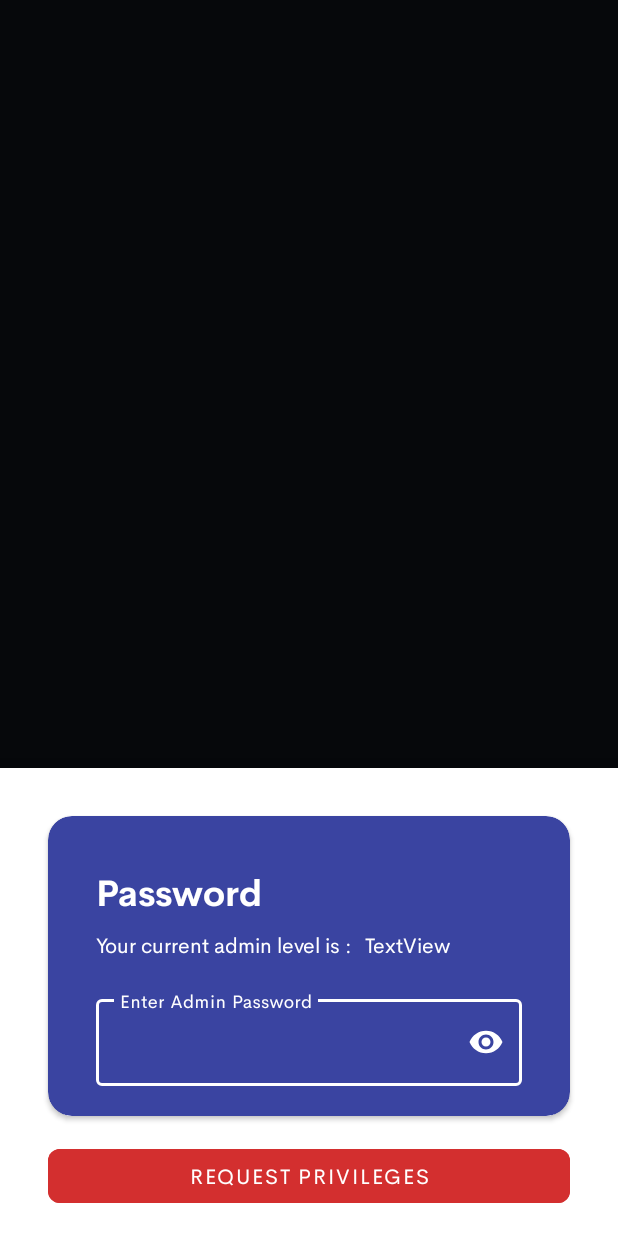
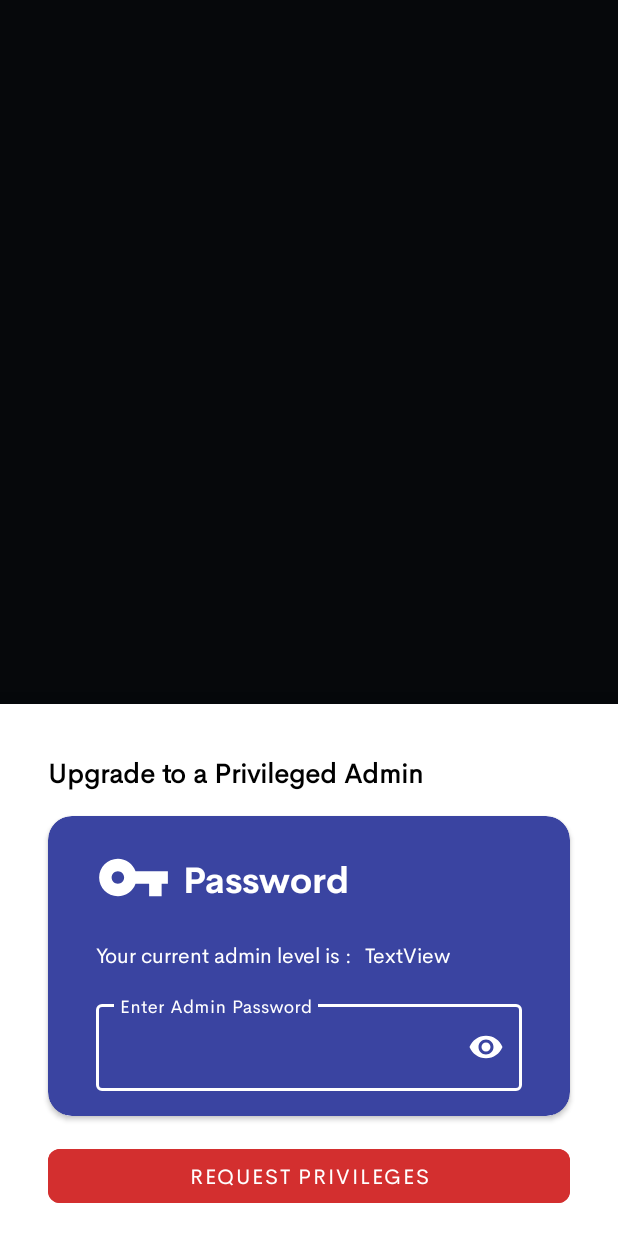
Before and after one commit to ACM-VIT/apptitude-admin, an Android app: the fragment AdminUpgrade shown on its own in the app's theme, on a phone screen of 412 x 824 dp. Run offline under Robolectric (Android 15) with nearby library versions, the phone set to English and light mode, and no system bars; libraries missing offline, so code that uses them is left out: org.kodein.di; 5 statements that could not run were skipped.

Commit message:
flow fix: admin upgrade

```diff
--- a/app/src/main/java/com/benrostudios/apptitudeadmin/data/repository/AdminPrivilegesImpl.kt
+++ b/app/src/main/java/com/benrostudios/apptitudeadmin/data/repository/AdminPrivilegesImpl.kt
@@ -1,5 +1,6 @@
 package com.benrostudios.apptitudeadmin.data.repository
 
+import android.util.Log
 import androidx.lifecycle.LiveData
 import androidx.lifecycle.MutableLiveData
 import com.google.firebase.database.DatabaseReference
@@ -10,7 +11,9 @@ import com.google.firebase.ktx.Firebase
 class AdminPrivilegesImpl : AdminPrivileges {
     private val _incrementationStatus =  MutableLiveData<Boolean>()
     private lateinit var databaseReference: DatabaseReference
+
     override suspend fun incrementPrivileges(phone: String, curLevel: Int) {
+        Log.d("pri", phone)
         databaseReference = Firebase.database.getReference("/admins/$phone")
         databaseReference.child("level").setValue(curLevel).addOnSuccessListener {
             _incrementationStatus.postValue(true)
--- a/app/src/main/java/com/benrostudios/apptitudeadmin/ui/admin/adminUpgrade/AdminUpgradeViewModelFactory.kt
+++ b/app/src/main/java/com/benrostudios/apptitudeadmin/ui/admin/adminUpgrade/AdminUpgradeViewModelFactory.kt
@@ -10,6 +10,6 @@ class AdminUpgradeViewModelFactory(
     private val adminPrivileges: AdminPrivileges
 ) : ViewModelProvider.NewInstanceFactory() {
     override fun <T : ViewModel?> create(modelClass: Class<T>): T {
-        return AdminUpgradeViewModelFactory(adminPrivileges) as T
+        return AdminUpgradeViewModel(adminPrivileges) as T
     }
 }
--- /dev/null
+++ b/app/src/main/res/drawable/ic_baseline_vpn_key_24.xml
@@ -0,0 +1,5 @@
+<vector android:height="24dp" android:tint="#FFFFFF"
+    android:viewportHeight="24" android:viewportWidth="24"
+    android:width="24dp" xmlns:android="http://schemas.android.com/apk/res/android">
+    <path android:fillColor="@android:color/white" android:pathData="M12.65,10C11.83,7.67 9.61,6 7,6c-3.31,0 -6,2.69 -6,6s2.69,6 6,6c2.61,0 4.83,-1.67 5.65,-4H17v4h4v-4h2v-4H12.65zM7,14c-1.1,0 -2,-0.9 -2,-2s0.9,-2 2,-2 2,0.9 2,2 -0.9,2 -2,2z"/>
+</vector>
--- a/app/src/main/res/layout/admin_upgrade_fragment.xml
+++ b/app/src/main/res/layout/admin_upgrade_fragment.xml
@@ -12,14 +12,14 @@
         android:id="@+id/cardView2"
         android:layout_width="0dp"
         android:layout_height="wrap_content"
-        app:cardCornerRadius="16dp"
         android:layout_marginStart="32dp"
-        android:layout_marginTop="32dp"
+        android:layout_marginTop="16dp"
         android:layout_marginEnd="32dp"
         android:backgroundTint="@color/buttonAccent"
+        app:cardCornerRadius="16dp"
         app:layout_constraintEnd_toEndOf="parent"
         app:layout_constraintStart_toStartOf="parent"
-        app:layout_constraintTop_toTopOf="parent">
+        app:layout_constraintTop_toBottomOf="@+id/textView27">
 
         <androidx.constraintlayout.widget.ConstraintLayout
             android:layout_width="match_parent"
@@ -33,13 +33,14 @@
                 android:layout_marginStart="32dp"
                 android:layout_marginEnd="32dp"
                 android:hint="@string/enter_admin_password"
+                android:textColorHint="@color/white"
+                app:boxStrokeColor="@color/white"
+                app:hintAnimationEnabled="true"
                 app:layout_constraintBottom_toBottomOf="parent"
                 app:layout_constraintEnd_toEndOf="parent"
                 app:layout_constraintStart_toStartOf="parent"
                 app:layout_constraintTop_toBottomOf="@+id/textView19"
                 app:passwordToggleEnabled="true"
-                app:hintAnimationEnabled="true"
-                app:hintTextColor="@color/white"
                 app:passwordToggleTint="@android:color/white">
 
                 <com.google.android.material.textfield.TextInputEditText
@@ -54,26 +55,13 @@
             </com.google.android.material.textfield.TextInputLayout>
 
             <TextView
-                android:id="@+id/textView17"
-                android:layout_width="wrap_content"
-                android:layout_height="wrap_content"
-                android:layout_marginStart="32dp"
-                android:layout_marginTop="32dp"
-                android:fontFamily="@font/cerebrisansbold"
-                android:text="@string/password"
-                android:textSize="24sp"
-                android:textStyle="bold"
-                app:layout_constraintStart_toStartOf="parent"
-                app:layout_constraintTop_toTopOf="parent" />
-
-            <TextView
                 android:id="@+id/textView19"
                 android:layout_width="wrap_content"
                 android:layout_height="wrap_content"
-                android:layout_marginTop="8dp"
+                android:layout_marginTop="16dp"
                 android:text="@string/cur_admin_lvl"
-                app:layout_constraintStart_toStartOf="@+id/textView17"
-                app:layout_constraintTop_toBottomOf="@+id/textView17" />
+                app:layout_constraintStart_toStartOf="@+id/imageView10"
+                app:layout_constraintTop_toBottomOf="@+id/imageView10" />
 
             <TextView
                 android:id="@+id/cur_admin_level_display"
@@ -85,11 +73,34 @@
                 app:layout_constraintStart_toEndOf="@+id/textView19"
                 app:layout_constraintTop_toTopOf="@+id/textView19" />
 
+            <ImageView
+                android:id="@+id/imageView10"
+                android:layout_width="50dp"
+                android:layout_height="50dp"
+                android:layout_marginStart="32dp"
+                android:layout_marginTop="16dp"
+                android:src="@drawable/ic_baseline_vpn_key_24"
+                app:layout_constraintStart_toStartOf="parent"
+                app:layout_constraintTop_toTopOf="parent" />
+
+            <TextView
+                android:id="@+id/textView28"
+                android:layout_width="wrap_content"
+                android:layout_height="wrap_content"
+                android:layout_marginStart="8dp"
+                android:fontFamily="@font/cerebrisansbold"
+                android:text="@string/password"
+                android:textSize="24sp"
+                android:textStyle="bold"
+                app:layout_constraintBottom_toBottomOf="@+id/imageView10"
+                app:layout_constraintStart_toEndOf="@+id/imageView10"
+                app:layout_constraintTop_toTopOf="@+id/imageView10" />
+
         </androidx.constraintlayout.widget.ConstraintLayout>
     </androidx.cardview.widget.CardView>
 
     <com.google.android.material.button.MaterialButton
-        android:id="@+id/upgrade_admin_btn"
+        android:id="@+id/upgrade_admin_privileges_btn"
         android:layout_width="0dp"
         app:cornerRadius="8dp"
         android:layout_height="wrap_content"
@@ -101,4 +112,29 @@
         app:layout_constraintEnd_toEndOf="@+id/cardView2"
         app:layout_constraintStart_toStartOf="@+id/cardView2"
         app:layout_constraintTop_toBottomOf="@+id/cardView2" />
+
+    <TextView
+        android:id="@+id/textView27"
+        android:layout_width="wrap_content"
+        android:layout_height="wrap_content"
+        android:layout_marginStart="32dp"
+        android:layout_marginTop="32dp"
+        android:text="@string/upgrade_admin_prev"
+        android:textColor="@android:color/black"
+        android:textSize="18sp"
+        android:textStyle="bold"
+        app:layout_constraintStart_toStartOf="parent"
+        app:layout_constraintTop_toTopOf="parent" />
+
+    <ProgressBar
+        android:visibility="invisible"
+        android:indeterminate="true"
+        android:id="@+id/progressBarAdminPrivilege"
+        style="?android:attr/progressBarStyleHorizontal"
+        android:layout_width="0dp"
+        android:layout_height="wrap_content"
+        app:layout_constraintEnd_toEndOf="parent"
+        app:layout_constraintHorizontal_bias="0.0"
+        app:layout_constraintStart_toStartOf="parent"
+        app:layout_constraintTop_toTopOf="parent" />
 </androidx.constraintlayout.widget.ConstraintLayout>
--- a/app/src/main/res/values/strings.xml
+++ b/app/src/main/res/values/strings.xml
@@ -55,5 +55,6 @@
     <string name="cur_admin_lvl">Your current admin level is :</string>
     <string name="enter_admin_password">Enter Admin Password</string>
     <string name="request_privilege">Request Privileges</string>
+    <string name="upgrade_admin_prev">Upgrade to a Privileged Admin</string>
 
 </resources>
```
Also changed, not shown: app/src/main/java/com/benrostudios/apptitudeadmin/ApptitudeAdmin.kt (+4 -5 lines), app/src/main/java/com/benrostudios/apptitudeadmin/ui/admin/adminUpgrade/AdminUpgrade.kt (+21 -7 lines), app/src/main/java/com/benrostudios/apptitudeadmin/ui/home/advanced/Advanced.kt (+12 -0 lines), app/src/main/java/com/benrostudios/apptitudeadmin/utils/ExtensionUtil.kt (+8 -0 lines).
